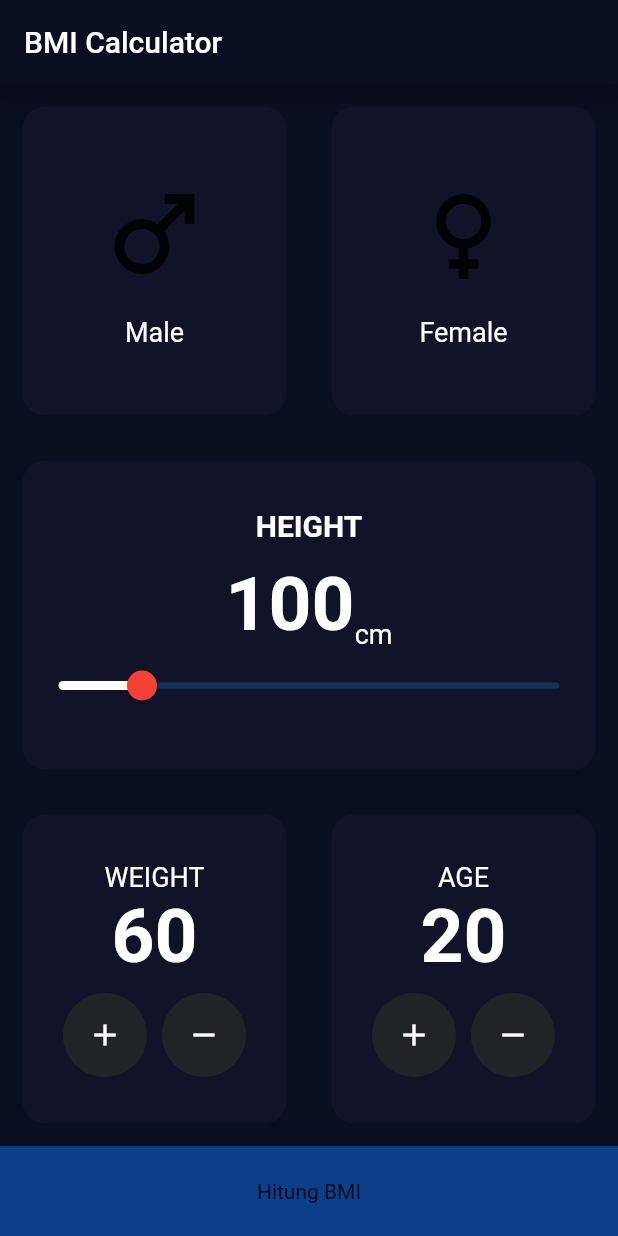
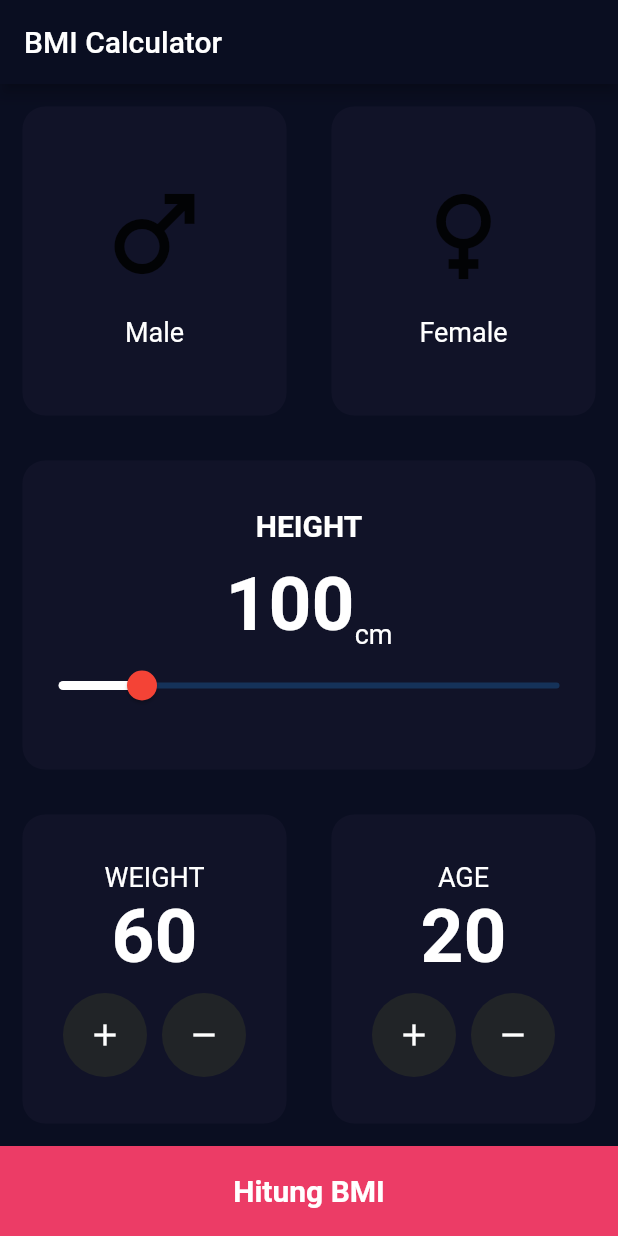
Before and after one commit to NasriNurfaizi/BMI, a Flutter app: the screen it shows after launch, on a phone screen of 412 x 824 dp. Run offline on Flutter 3.47's test engine with Material 2 defaults, Android fonts, the phone set to English and light mode, and no system bars; missing offline and left inert: dart:html.

Commit message:
tombol hitung

```diff
--- a/bmi/lib/View/bmi_data_screen.dart
+++ b/bmi/lib/View/bmi_data_screen.dart
@@ -203,8 +203,16 @@ class _bmidatascreenState extends State<bmidatascreen> {
               },
               child: Container(
                 height: 60,
-                color: Color.fromARGB(255, 12, 63, 139),
-                child: Center(child: Text("Hitung BMI")),
+                color: Color(0xffEC3C66),
+                child: Center(
+                    child: Text(
+                  "Hitung BMI",
+                  style: TextStyle(
+                    fontSize: 20,
+                    fontWeight: FontWeight.bold,
+                    color: Colors.white,
+                  ),
+                )),
               ),
             )
           ],
```
